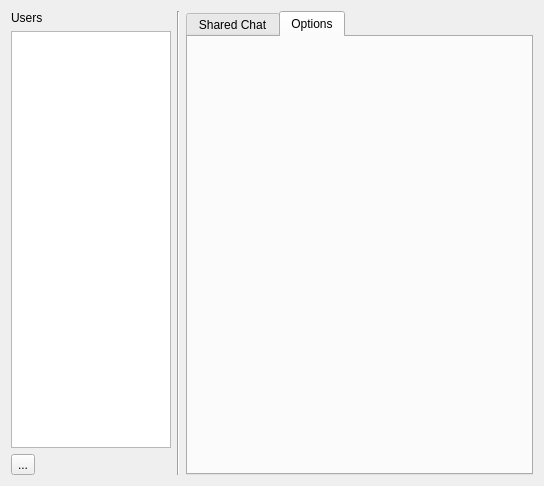
Qt form notify/main.ui (QtPlay/coastal-qt) before a commit.
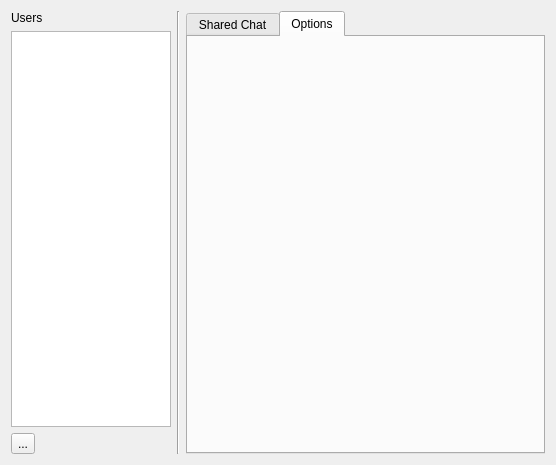
The same form after that commit. The open tabs and pages were chosen to show the change. Icons and pictures are not drawn.

Commit message: notice about is tab, lots of suble ui changes

```diff
--- a/notify/main.ui
+++ b/notify/main.ui
@@ -6,8 +6,8 @@
    <rect>
     <x>0</x>
     <y>0</y>
-    <width>544</width>
-    <height>486</height>
+    <width>556</width>
+    <height>465</height>
    </rect>
   </property>
   <property name="windowTitle">
```
Left out of the diff: 4 changed lines with no effect on the pictures. The commit also changes 7 other files.
